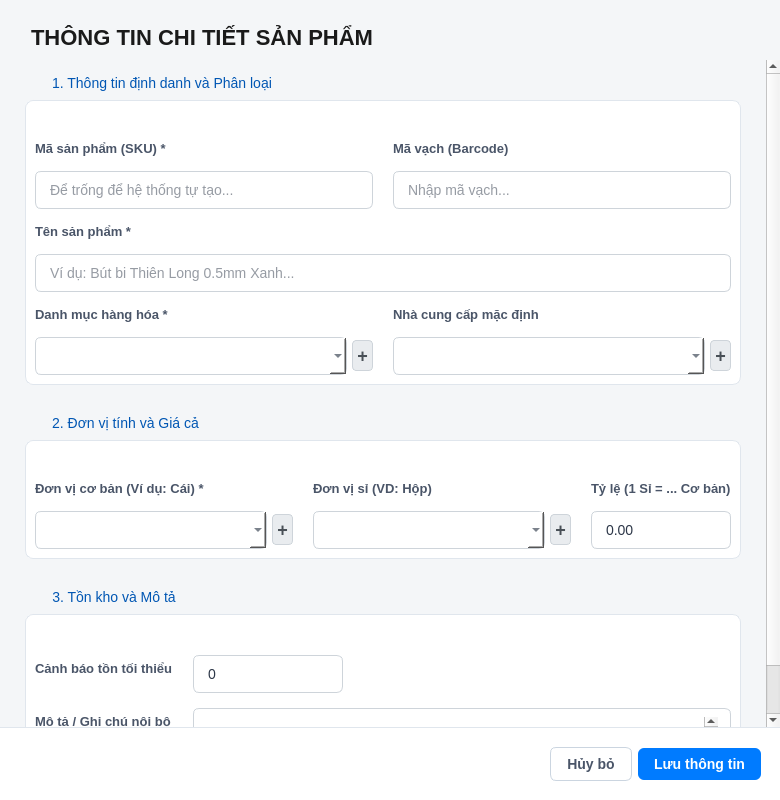
Qt form app/modules/product/ui/views/product_form.ui (minhtoan3131/stationpos-python-coursework-basic) before a commit.
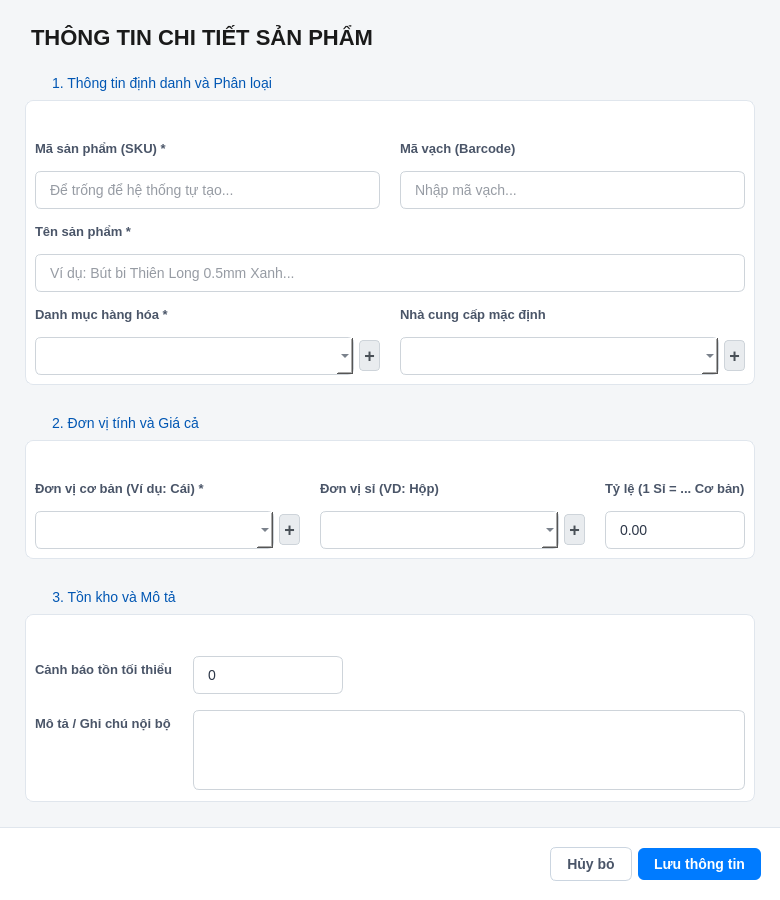
The same form after that commit.

Patch:
```diff
--- a/app/modules/product/ui/views/product_form.ui
+++ b/app/modules/product/ui/views/product_form.ui
@@ -7,7 +7,7 @@
     <x>0</x>
     <y>0</y>
     <width>780</width>
-    <height>800</height>
+    <height>900</height>
    </rect>
   </property>
   <property name="windowTitle">
@@ -82,8 +82,8 @@
        <rect>
         <x>0</x>
         <y>0</y>
-        <width>765</width>
-        <height>746</height>
+        <width>780</width>
+        <height>751</height>
        </rect>
       </property>
       <layout class="QVBoxLayout" name="verticalLayout_scroll">
```
